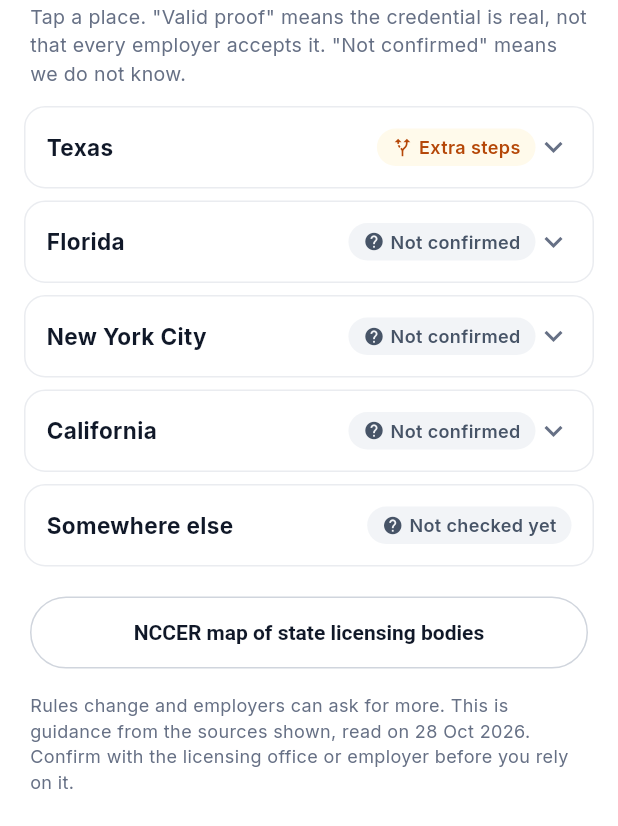
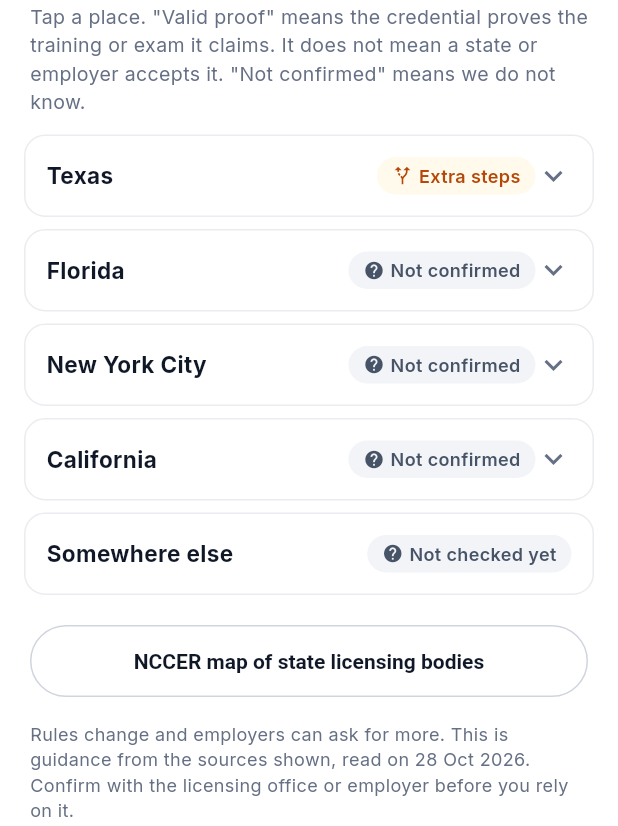
Before and after one commit to kunaxar/credential-reciprocity, a Flutter app: the screen it shows after launch, after a tap on "Journeyman Electrician license", on a phone screen of 412 x 824 dp, the part 410-1236 px from its top. Run offline on Flutter 3.47's test engine with Material 3 defaults, Android fonts, the phone set to English and light mode, and no system bars; our stand-ins replace google_fonts.

Commit message:
Update main.dart

```diff
--- a/lib/main.dart
+++ b/lib/main.dart
@@ -125,7 +125,7 @@ class _CredDetailState extends State<CredDetail> {
             ]),
           ),
           const Divider(height: 24),
-          sectionTitle('Where can I use this?', sub: 'Tap a place. "Valid proof" means the credential is real, not that every employer accepts it. "Not confirmed" means we do not know.'),
+          sectionTitle('Where can I use this?', sub: 'Tap a place. "Valid proof" means the credential proves the training or exam it claims. It does not mean a state or employer accepts it. "Not confirmed" means we do not know.'),
           for (final p in places) _placeRow(c, p),
           _elsewhereRow(),
           if (c.id == 'okjm')
```
